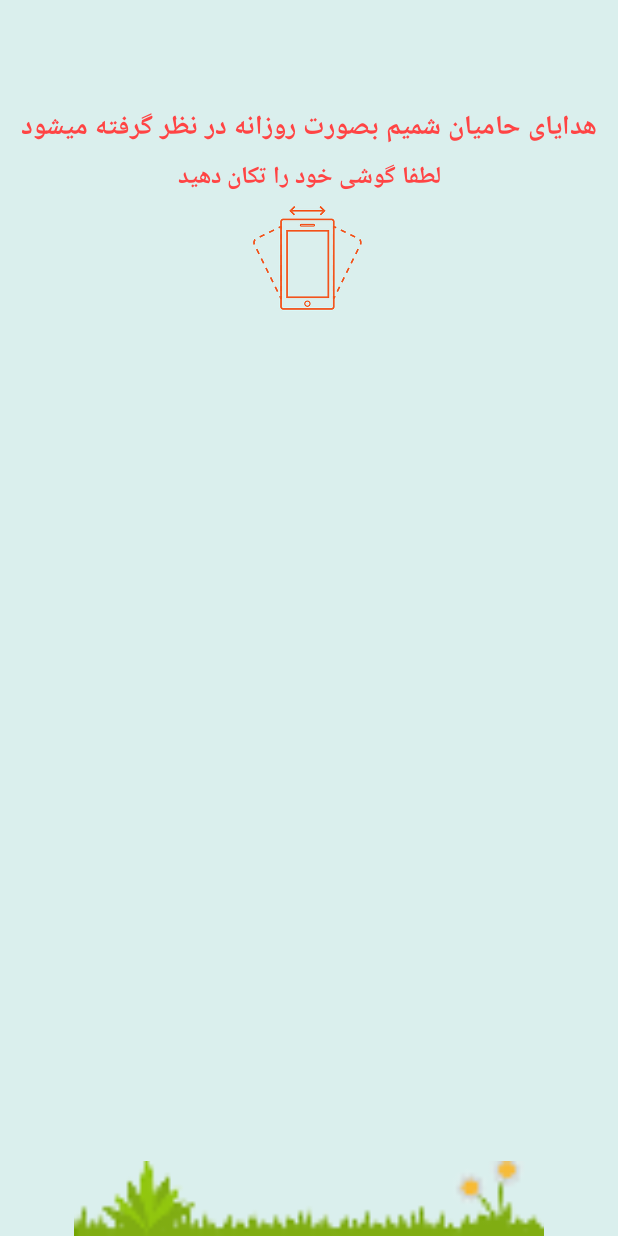
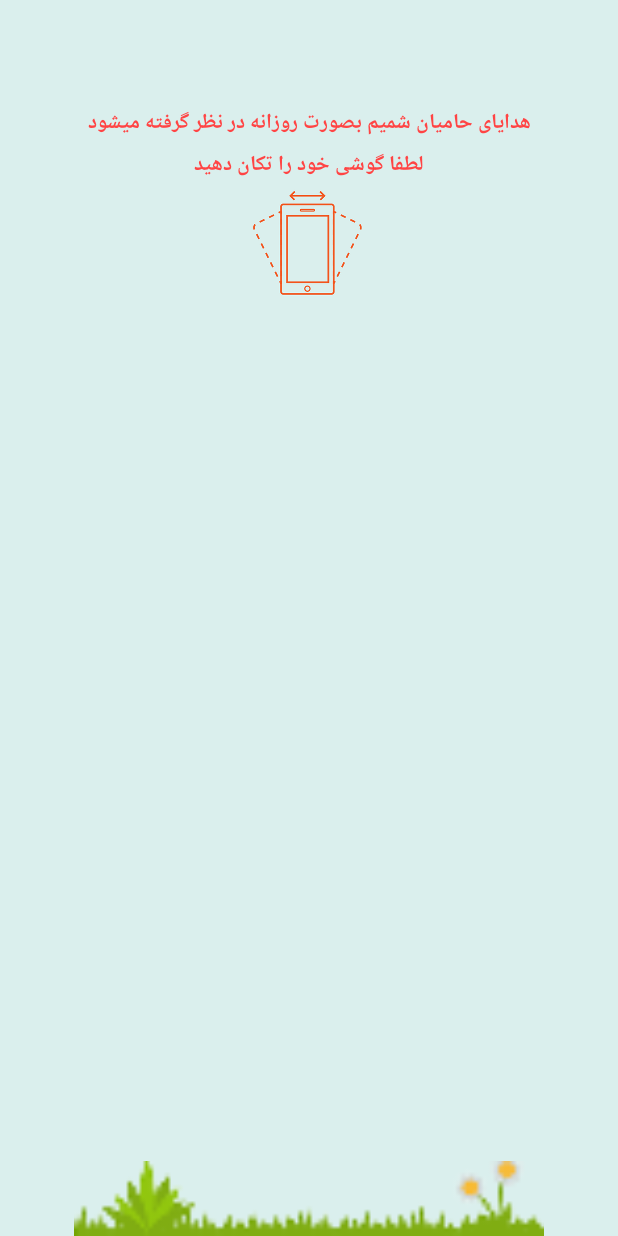
Before and after one commit to ZamanakAndroid/GiftTree, an Android app: the layout activity_try_chance.xml on its own in the app's theme, with its tools: preview values and no code run, on a phone screen of 412 x 824 dp. Run offline under Robolectric (Android 15) with nearby library versions, the phone set to English and light mode, and no system bars.

Commit message:
size of text has changed in TryChanceAvtivity layout-98.02.31

```diff
--- a/gifttree/src/main/res/layout/activity_try_chance.xml
+++ b/gifttree/src/main/res/layout/activity_try_chance.xml
@@ -15,7 +15,7 @@
         android:background="@drawable/rippleorange"
         android:text="حمایت از شمیم و دریافت هدیه"
         android:textColor="@color/white"
-        android:textSize="18sp"
+        android:textSize="14sp"
         android:textStyle="bold"
         android:visibility="gone" />
 
@@ -33,7 +33,7 @@
         android:gravity="center"
         android:text="هدایای حامیان شمیم بصورت روزانه در نظر گرفته میشود"
         android:textColor="@android:color/holo_red_light"
-        android:textSize="18sp"
+        android:textSize="14sp"
         android:textStyle="bold" />
 
     <android.support.v7.widget.AppCompatTextView
@@ -45,7 +45,7 @@
         android:gravity="center"
         android:text="لطفا گوشی خود را تکان دهید"
         android:textColor="@android:color/holo_red_light"
-        android:textSize="16sp"
+        android:textSize="14sp"
         android:textStyle="bold" />
 
     <android.support.v7.widget.AppCompatImageView
```
